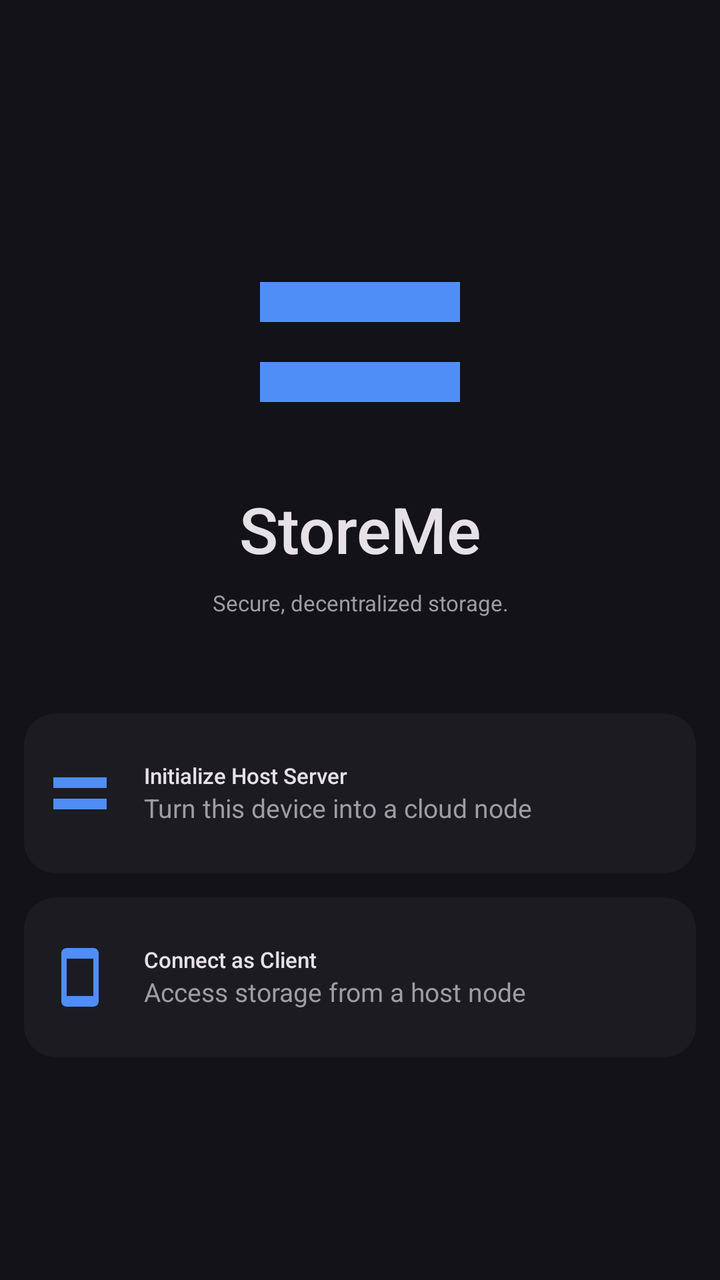
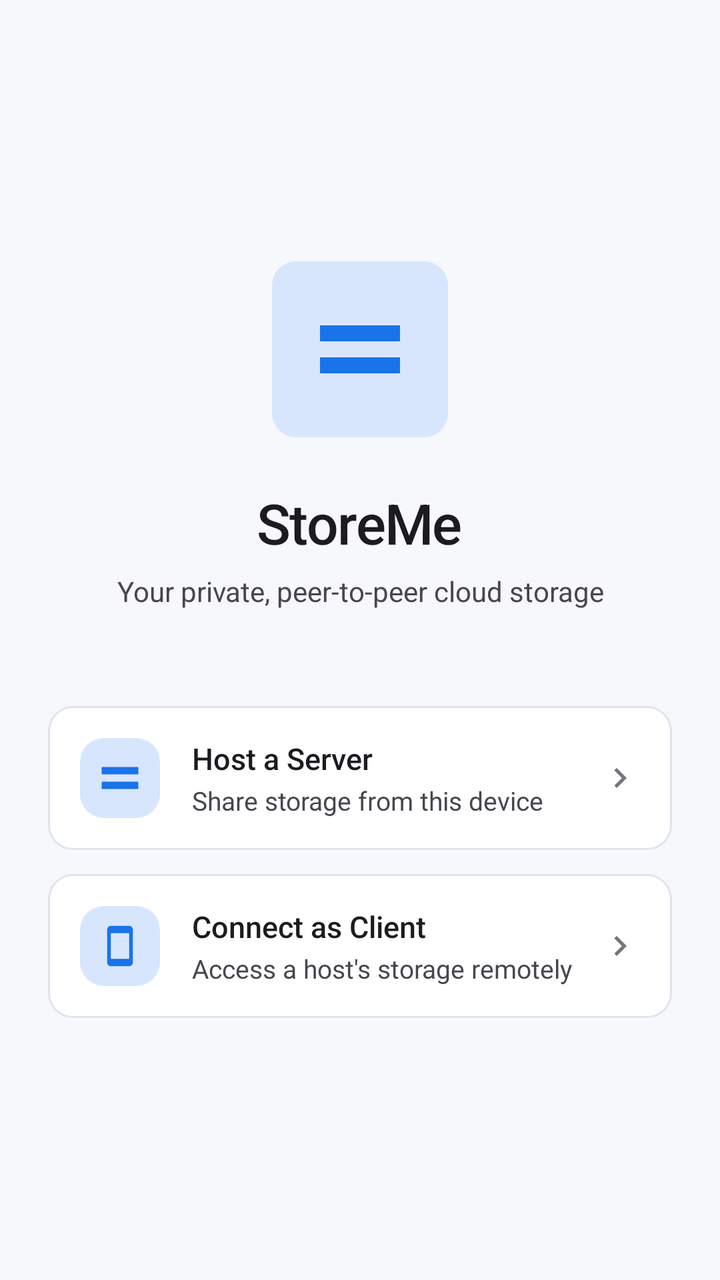

Screens rendered from an Android XML layout before and after an edit, with the pre-edit source and the edit as a unified diff.
<!-- AndroidManifest.xml: application theme Theme.StoreMeNative -->
<!-- res/layout/activity_landing.xml -->
<?xml version="1.0" encoding="utf-8"?>
<LinearLayout xmlns:android="http://schemas.android.com/apk/res/android"
        android:layout_width="match_parent"
        android:layout_height="match_parent"
        android:orientation="vertical"
        android:background="@color/md3_bg"
        android:padding="12dp"
        android:gravity="center">

    <ImageView
        android:layout_width="120dp"
        android:layout_height="120dp"
        android:src="@drawable/ic_server"
        android:tint="@color/md3_primary"
        android:layout_marginBottom="12dp"/>

    <TextView
        android:layout_width="wrap_content"
        android:layout_height="wrap_content"
        android:text="StoreMe"
        android:textSize="32sp"
        android:textColor="@color/md3_text_primary"
        android:fontFamily="sans-serif-medium"
        android:layout_marginBottom="8dp"/>

    <TextView
        android:layout_width="wrap_content"
        android:layout_height="wrap_content"
        android:text="Secure, decentralized storage."
        android:textSize="11sp"
        android:textColor="@color/md3_text_secondary"
        android:layout_marginBottom="48dp"
        android:gravity="center"/>

    <LinearLayout
        android:id="@+id/btnCreateServer"
        android:layout_width="match_parent"
        android:layout_height="80dp"
        android:background="@drawable/bg_md3_surface"
        android:orientation="horizontal"
        android:gravity="center_vertical"
        android:padding="12dp"
        android:clickable="true"
        android:focusable="true"
        android:layout_marginBottom="12dp"
        android:elevation="0dp">
        
        <ImageView
        android:layout_width="32dp"
        android:layout_height="32dp"
        android:src="@drawable/ic_server"
        android:tint="@color/md3_primary"/>
            
        <LinearLayout
        android:layout_width="0dp"
        android:layout_height="wrap_content"
        android:layout_weight="1"
        android:orientation="vertical"
        android:layout_marginStart="16dp">
            <TextView
        android:layout_width="wrap_content"
        android:layout_height="wrap_content"
        android:text="Initialize Host Server"
        android:textColor="@color/md3_text_primary"
        android:fontFamily="sans-serif-medium"
        android:textSize="11sp"/>
            <TextView
        android:layout_width="wrap_content"
        android:layout_height="wrap_content"
        android:text="Turn this device into a cloud node"
        android:textColor="@color/md3_text_secondary"
        android:textSize="13sp"/>
        </LinearLayout>
    </LinearLayout>

    <LinearLayout
        android:id="@+id/btnUseServer"
        android:layout_width="match_parent"
        android:layout_height="80dp"
        android:background="@drawable/bg_md3_surface"
        android:orientation="horizontal"
        android:gravity="center_vertical"
        android:padding="12dp"
        android:clickable="true"
        android:focusable="true"
        android:elevation="0dp">
        
        <ImageView
        android:layout_width="32dp"
        android:layout_height="32dp"
        android:src="@drawable/ic_device"
        android:tint="@color/md3_primary"/>
            
        <LinearLayout
        android:layout_width="0dp"
        android:layout_height="wrap_content"
        android:layout_weight="1"
        android:orientation="vertical"
        android:layout_marginStart="16dp">
            <TextView
        android:layout_width="wrap_content"
        android:layout_height="wrap_content"
        android:text="Connect as Client"
        android:textColor="@color/md3_text_primary"
        android:fontFamily="sans-serif-medium"
        android:textSize="11sp"/>
            <TextView
        android:layout_width="wrap_content"
        android:layout_height="wrap_content"
        android:text="Access storage from a host node"
        android:textColor="@color/md3_text_secondary"
        android:textSize="13sp"/>
        </LinearLayout>
    </LinearLayout>

</LinearLayout>
<!-- resources referenced by this layout -->
<resources>
  <color name="md3_bg">#121218</color>
  <color name="md3_primary">#4F8EF7</color>
  <color name="md3_text_primary">#E6E1E5</color>
  <color name="md3_text_secondary">#9E9D9F</color>
  <!-- drawable bg_md3_surface (drawable) -->
  <?xml version="1.0" encoding="utf-8"?>
  <shape xmlns:android="http://schemas.android.com/apk/res/android">
      <solid android:color="@color/md3_surface"/>
      <corners android:radius="16dp"/>
  </shape>
  <!-- drawable ic_device (drawable) -->
  <vector xmlns:android="http://schemas.android.com/apk/res/android" android:width="24dp" android:height="24dp" android:viewportWidth="24" android:viewportHeight="24" android:tint="#64748B">
      <path android:fillColor="#FF000000" android:pathData="M17,1.01L7,1c-1.1,0 -2,0.9 -2,2v18c0,1.1 0.9,2 2,2h10c1.1,0 2,-0.9 2,-2V3c0,-1.1 -0.9,-1.99 -2,-1.99zM17,19H7V5h10v14z"/>
  </vector>
  <!-- drawable ic_server (drawable) -->
  <?xml version="1.0" encoding="utf-8"?>
  <vector xmlns:android="http://schemas.android.com/apk/res/android"
      android:width="24dp"
      android:height="24dp"
      android:viewportWidth="24"
      android:viewportHeight="24">
      <path
          android:fillColor="@color/accent_blue"
          android:pathData="M2,6 H22 V10 H2 Z M2,14 H22 V18 H2 Z M6,8 A1,1 0 1,1 6,7.99 M6,16 A1,1 0 1,1 6,15.99"/>
  </vector>
  <style name="Theme.StoreMeNative" parent="Theme.MaterialComponents.DayNight.NoActionBar">
          <item name="android:windowBackground">@color/md3_bg</item>
          <item name="android:statusBarColor">@color/md3_bg</item>
          <item name="android:windowLightStatusBar">false</item>
          <item name="colorPrimary">@color/md3_primary</item>
          <item name="colorAccent">@color/md3_primary</item>
          
          
          <item name="colorControlHighlight">#33FFFFFF</item>
      </style>
  <color name="md3_surface">#1C1B22</color>
  <color name="accent_blue">@color/md3_primary</color>
</resources>

<!-- the commit's change to res/layout/activity_landing.xml (unified diff, before → after) -->
@@ -1,116 +1,159 @@
 <?xml version="1.0" encoding="utf-8"?>
 <LinearLayout xmlns:android="http://schemas.android.com/apk/res/android"
-        android:layout_width="match_parent"
-        android:layout_height="match_parent"
-        android:orientation="vertical"
-        android:background="@color/md3_bg"
-        android:padding="12dp"
-        android:gravity="center">
+    android:layout_width="match_parent"
+    android:layout_height="match_parent"
+    android:orientation="vertical"
+    android:background="@color/md3_bg"
+    android:gravity="center">
 
-    <ImageView
-        android:layout_width="120dp"
-        android:layout_height="120dp"
-        android:src="@drawable/ic_server"
-        android:tint="@color/md3_primary"
-        android:layout_marginBottom="12dp"/>
+    
+    <FrameLayout
+        android:layout_width="88dp"
+        android:layout_height="88dp"
+        android:background="@drawable/bg_md3_icon_container"
+        android:layout_marginBottom="24dp">
+        <ImageView
+            android:layout_width="48dp"
+            android:layout_height="48dp"
+            android:src="@drawable/ic_server"
+            android:tint="@color/md3_primary"
+            android:layout_gravity="center"/>
+    </FrameLayout>
 
+    
     <TextView
         android:layout_width="wrap_content"
         android:layout_height="wrap_content"
         android:text="StoreMe"
-        android:textSize="32sp"
+        android:textSize="28sp"
         android:textColor="@color/md3_text_primary"
         android:fontFamily="sans-serif-medium"
-        android:layout_marginBottom="8dp"/>
+        android:letterSpacing="-0.02"
+        android:layout_marginBottom="6dp"/>
 
+    
     <TextView
         android:layout_width="wrap_content"
         android:layout_height="wrap_content"
-        android:text="Secure, decentralized storage."
-        android:textSize="11sp"
+        android:text="Your private, peer-to-peer cloud storage"
+        android:textSize="14sp"
         android:textColor="@color/md3_text_secondary"
         android:layout_marginBottom="48dp"
         android:gravity="center"/>
 
+    
     <LinearLayout
-        android:id="@+id/btnCreateServer"
         android:layout_width="match_parent"
-        android:layout_height="80dp"
-        android:background="@drawable/bg_md3_surface"
-        android:orientation="horizontal"
-        android:gravity="center_vertical"
-        android:padding="12dp"
-        android:clickable="true"
-        android:focusable="true"
-        android:layout_marginBottom="12dp"
-        android:elevation="0dp">
+        android:layout_height="wrap_content"
+        android:orientation="vertical"
+        android:paddingHorizontal="24dp">
+
         
-        <ImageView
-        android:layout_width="32dp"
-        android:layout_height="32dp"
-        android:src="@drawable/ic_server"
-        android:tint="@color/md3_primary"/>
-            
         <LinearLayout
-        android:layout_width="0dp"
-        android:layout_height="wrap_content"
-        android:layout_weight="1"
-        android:orientation="vertical"
-        android:layout_marginStart="16dp">
-            <TextView
-        android:layout_width="wrap_content"
-        android:layout_height="wrap_content"
-        android:text="Initialize Host Server"
-        android:textColor="@color/md3_text_primary"
-        android:fontFamily="sans-serif-medium"
-        android:textSize="11sp"/>
-            <TextView
-        android:layout_width="wrap_content"
-        android:layout_height="wrap_content"
-        android:text="Turn this device into a cloud node"
-        android:textColor="@color/md3_text_secondary"
-        android:textSize="13sp"/>
+            android:id="@+id/btnCreateServer"
+            android:layout_width="match_parent"
+            android:layout_height="72dp"
+            android:background="@drawable/bg_md3_surface"
+            android:orientation="horizontal"
+            android:gravity="center_vertical"
+            android:paddingHorizontal="16dp"
+            android:clickable="true"
+            android:focusable="true"
+            android:layout_marginBottom="12dp">
+
+            <FrameLayout
+                android:layout_width="40dp"
+                android:layout_height="40dp"
+                android:background="@drawable/bg_md3_icon_container"
+                android:layout_marginEnd="16dp">
+                <ImageView
+                    android:layout_width="22dp"
+                    android:layout_height="22dp"
+                    android:src="@drawable/ic_server"
+                    android:tint="@color/md3_primary"
+                    android:layout_gravity="center"/>
+            </FrameLayout>
+
+            <LinearLayout
+                android:layout_width="0dp"
+                android:layout_height="wrap_content"
+                android:layout_weight="1"
+                android:orientation="vertical">
+                <TextView
+                    android:layout_width="wrap_content"
+                    android:layout_height="wrap_content"
+                    android:text="Host a Server"
+                    android:textColor="@color/md3_text_primary"
+                    android:textSize="15sp"
+                    android:fontFamily="sans-serif-medium"/>
+                <TextView
+                    android:layout_width="wrap_content"
+                    android:layout_height="wrap_content"
+                    android:text="Share storage from this device"
+                    android:textColor="@color/md3_text_secondary"
+                    android:textSize="13sp"
+                    android:layout_marginTop="2dp"/>
+            </LinearLayout>
+
+            <ImageView
+                android:layout_width="20dp"
+                android:layout_height="20dp"
+                android:src="@drawable/ic_chevron_right"
+                android:tint="@color/md3_text_tertiary"/>
         </LinearLayout>
+
+        
+        <LinearLayout
+            android:id="@+id/btnUseServer"
+            android:layout_width="match_parent"
+            android:layout_height="72dp"
+            android:background="@drawable/bg_md3_surface"
+            android:orientation="horizontal"
+            android:gravity="center_vertical"
+            android:paddingHorizontal="16dp"
+            android:clickable="true"
+            android:focusable="true">
+
+            <FrameLayout
+                android:layout_width="40dp"
+                android:layout_height="40dp"
+                android:background="@drawable/bg_md3_icon_container"
+                android:layout_marginEnd="16dp">
+                <ImageView
+                    android:layout_width="22dp"
+                    android:layout_height="22dp"
+                    android:src="@drawable/ic_device"
+                    android:tint="@color/md3_primary"
+                    android:layout_gravity="center"/>
+            </FrameLayout>
+
+            <LinearLayout
+                android:layout_width="0dp"
+                android:layout_height="wrap_content"
+                android:layout_weight="1"
+                android:orientation="vertical">
+                <TextView
+                    android:layout_width="wrap_content"
+                    android:layout_height="wrap_content"
+                    android:text="Connect as Client"
+                    android:textColor="@color/md3_text_primary"
+                    android:textSize="15sp"
+                    android:fontFamily="sans-serif-medium"/>
+                <TextView
+                    android:layout_width="wrap_content"
+                    android:layout_height="wrap_content"
+                    android:text="Access a host's storage remotely"
+                    android:textColor="@color/md3_text_secondary"
+                    android:textSize="13sp"
+                    android:layout_marginTop="2dp"/>
+            </LinearLayout>
+
+            <ImageView
+                android:layout_width="20dp"
+                android:layout_height="20dp"
+                android:src="@drawable/ic_chevron_right"
+                android:tint="@color/md3_text_tertiary"/>
+        </LinearLayout>
+
     </LinearLayout>
-
-    <LinearLayout
-        android:id="@+id/btnUseServer"
-        android:layout_width="match_parent"
-        android:layout_height="80dp"
-        android:background="@drawable/bg_md3_surface"
-        android:orientation="horizontal"
-        android:gravity="center_vertical"
-        android:padding="12dp"
-        android:clickable="true"
-        android:focusable="true"
-        android:elevation="0dp">
-        
-        <ImageView
-        android:layout_width="32dp"
-        android:layout_height="32dp"
-        android:src="@drawable/ic_device"
-        android:tint="@color/md3_primary"/>
-            
-        <LinearLayout
-        android:layout_width="0dp"
-        android:layout_height="wrap_content"
-        android:layout_weight="1"
-        android:orientation="vertical"
-        android:layout_marginStart="16dp">
-            <TextView
-        android:layout_width="wrap_content"
-        android:layout_height="wrap_content"
-        android:text="Connect as Client"
-        android:textColor="@color/md3_text_primary"
-        android:fontFamily="sans-serif-medium"
-        android:textSize="11sp"/>
-            <TextView
-        android:layout_width="wrap_content"
-        android:layout_height="wrap_content"
-        android:text="Access storage from a host node"
-        android:textColor="@color/md3_text_secondary"
-        android:textSize="13sp"/>
-        </LinearLayout>
-    </LinearLayout>
-
 </LinearLayout>
<!-- resource entries referenced after the edit -->
@@ -1,15 +1,25 @@
 <!-- resources referenced by this layout -->
 <resources>
-  <color name="md3_bg">#121218</color>
-  <color name="md3_primary">#4F8EF7</color>
-  <color name="md3_text_primary">#E6E1E5</color>
-  <color name="md3_text_secondary">#9E9D9F</color>
+  <color name="md3_bg">#F6F8FB</color>
+  <color name="md3_primary">#1A73E8</color>
+  <color name="md3_text_primary">#1C1B1F</color>
+  <color name="md3_text_secondary">#49454F</color>
+  <color name="md3_text_tertiary">#79747E</color>
+  <!-- drawable bg_md3_icon_container (drawable) -->
+  <?xml version="1.0" encoding="utf-8"?>
+  <shape xmlns:android="http://schemas.android.com/apk/res/android" android:shape="rectangle">
+      <solid android:color="@color/md3_primary_container"/>
+      <corners android:radius="12dp"/>
+  </shape>
   <!-- drawable bg_md3_surface (drawable) -->
   <?xml version="1.0" encoding="utf-8"?>
-  <shape xmlns:android="http://schemas.android.com/apk/res/android">
+  <shape xmlns:android="http://schemas.android.com/apk/res/android" android:shape="rectangle">
       <solid android:color="@color/md3_surface"/>
-      <corners android:radius="16dp"/>
+      <corners android:radius="12dp"/>
+      <stroke android:width="1dp" android:color="@color/md3_outline"/>
   </shape>
+  <!-- drawable ic_chevron_right (drawable) -->
+  <vector xmlns:android="http://schemas.android.com/apk/res/android" android:width="24dp" android:height="24dp" android:viewportWidth="24" android:viewportHeight="24"><path android:fillColor="#000000" android:pathData="M10,6L8.59,7.41 13.17,12l-4.58,4.59L10,18l6,-6z"/></vector>
   <!-- drawable ic_device (drawable) -->
   <vector xmlns:android="http://schemas.android.com/apk/res/android" android:width="24dp" android:height="24dp" android:viewportWidth="24" android:viewportHeight="24" android:tint="#64748B">
       <path android:fillColor="#FF000000" android:pathData="M17,1.01L7,1c-1.1,0 -2,0.9 -2,2v18c0,1.1 0.9,2 2,2h10c1.1,0 2,-0.9 2,-2V3c0,-1.1 -0.9,-1.99 -2,-1.99zM17,19H7V5h10v14z"/>
@@ -25,17 +35,27 @@
           android:fillColor="@color/accent_blue"
           android:pathData="M2,6 H22 V10 H2 Z M2,14 H22 V18 H2 Z M6,8 A1,1 0 1,1 6,7.99 M6,16 A1,1 0 1,1 6,15.99"/>
   </vector>
-  <style name="Theme.StoreMeNative" parent="Theme.MaterialComponents.DayNight.NoActionBar">
+  <style name="Theme.StoreMeNative" parent="Theme.MaterialComponents.Light.NoActionBar">
           <item name="android:windowBackground">@color/md3_bg</item>
-          <item name="android:statusBarColor">@color/md3_bg</item>
-          <item name="android:windowLightStatusBar">false</item>
+          <item name="android:statusBarColor">@color/md3_surface</item>
+          <item name="android:windowLightStatusBar">true</item>
+          <item name="android:navigationBarColor">@color/md3_surface</item>
+          <item name="android:windowLightNavigationBar">true</item>
           <item name="colorPrimary">@color/md3_primary</item>
+          <item name="colorPrimaryVariant">@color/md3_primary</item>
           <item name="colorAccent">@color/md3_primary</item>
-          
-          
-          <item name="colorControlHighlight">#33FFFFFF</item>
+          <item name="colorSurface">@color/md3_surface</item>
+          <item name="colorOnSurface">@color/md3_text_primary</item>
+          <item name="colorError">@color/md3_error</item>
+          <item name="colorControlHighlight">#1A1A73E8</item>
+          <item name="colorControlNormal">@color/md3_text_secondary</item>
+          <item name="android:textColorPrimary">@color/md3_text_primary</item>
+          <item name="android:textColorSecondary">@color/md3_text_secondary</item>
       </style>
-  <color name="md3_surface">#1C1B22</color>
+  <color name="md3_primary_container">#D8E6FD</color>
+  <color name="md3_surface">#FFFFFF</color>
+  <color name="md3_outline">#E0E4EC</color>
   <color name="accent_blue">@color/md3_primary</color>
+  <color name="md3_error">#B3261E</color>
 </resources>
 
